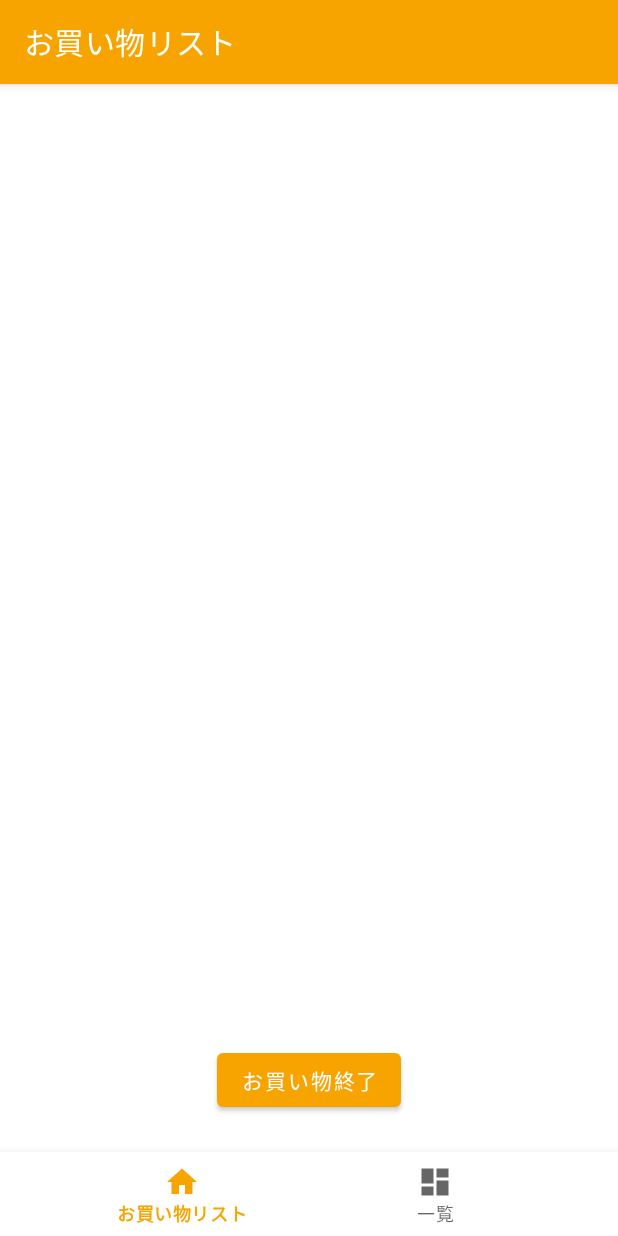
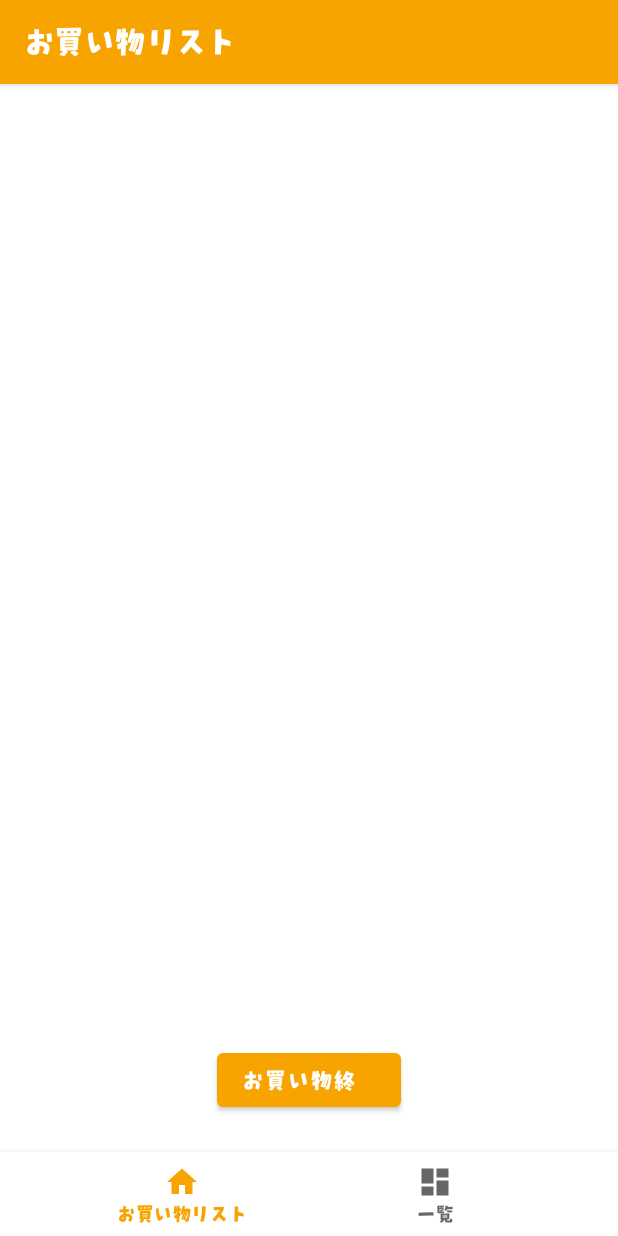
Before and after one commit to KousukeArai/ShoppingList, an Android app: the screen it shows after launch (MainActivity), on a phone screen of 412 x 824 dp. Run offline under Robolectric (Android 15) with nearby library versions, the phone set to English and light mode, and no system bars; our stand-ins replace navigation-ui.

Commit message:
フォント変更

```diff
--- a/app/src/main/res/values/themes.xml
+++ b/app/src/main/res/values/themes.xml
@@ -9,6 +9,7 @@
         <item name="colorSecondary">@color/teal_200</item>
         <item name="colorSecondaryVariant">@color/teal_700</item>
         <item name="colorOnSecondary">@color/black</item>
+        <item name="android:fontFamily">@font/rii</item>
         <!-- Status bar color. -->
         <item name="android:statusBarColor" tools:targetApi="l">?attr/colorPrimaryVariant</item>
         <!-- Customize your theme here. -->
```
Also changed, not shown: app/src/main/res/font/rii.otf (added).
